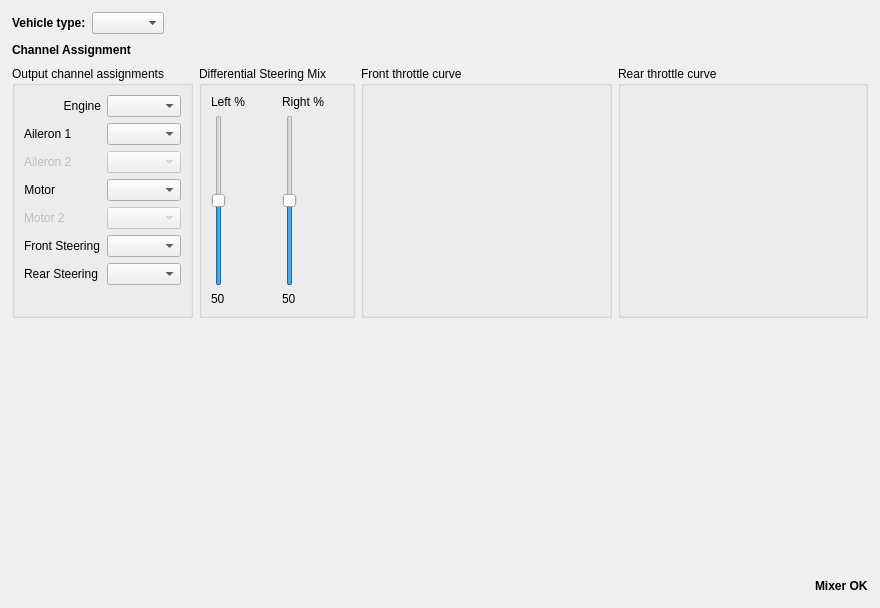
The window that ground/openpilotgcs/src/plugins/config/airframe_ground.ui (openpilot/OpenPilot) describes before a commit, drawn with Qt 5.
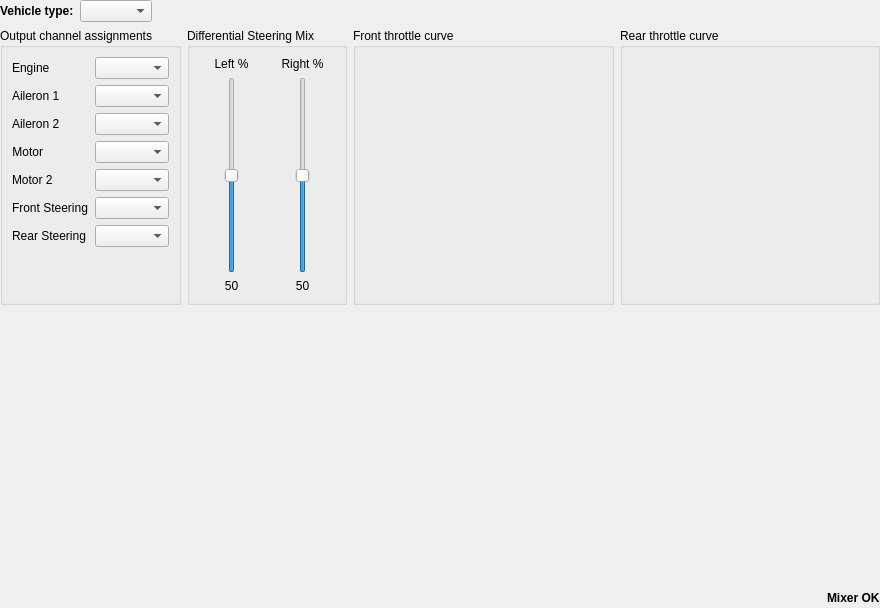
The same window after the commit. Custom widgets are drawn as their Qt base class.

Commit message: OP-907 step 4: vehicle config UI cleanups

Patch:
```diff
--- a/ground/openpilotgcs/src/plugins/config/airframe_ground.ui
+++ b/ground/openpilotgcs/src/plugins/config/airframe_ground.ui
@@ -15,10 +15,16 @@
   </property>
   <layout class="QVBoxLayout" name="verticalLayout_10">
    <property name="margin">
-    <number>12</number>
+    <number>0</number>
    </property>
    <item>
-    <layout class="QHBoxLayout" name="horizontalLayout_31">
+    <layout class="QHBoxLayout" name="horizontalLayout_2">
+     <property name="leftMargin">
+      <number>0</number>
+     </property>
+     <property name="topMargin">
+      <number>0</number>
+     </property>
      <item>
       <widget class="QLabel" name="label_51">
        <property name="sizePolicy">
@@ -56,38 +62,11 @@
      </item>
     </layout>
    </item>
-   <item>
-    <layout class="QHBoxLayout" name="horizontalLayout_33">
-     <item>
-      <widget class="QLabel" name="label_7">
-       <property name="font">
-        <font>
-         <weight>75</weight>
-         <bold>true</bold>
-        </font>
-       </property>
-       <property name="text">
-        <string>Channel Assignment</string>
-       </property>
-      </widget>
-     </item>
-     <item>
-      <spacer name="horizontalSpacer_15">
-       <property name="orientation">
-        <enum>Qt::Horizontal</enum>
-       </property>
-       <property name="sizeHint" stdset="0">
-        <size>
-         <width>40</width>
-         <height>20</height>
-        </size>
-       </property>
-      </spacer>
-     </item>
-    </layout>
-   </item>
    <item>
     <layout class="QHBoxLayout" name="horizontalLayout_41">
+     <property name="rightMargin">
+      <number>0</number>
+     </property>
      <item>
       <widget class="QGroupBox" name="groupBox_7">
        <property name="sizePolicy">
@@ -99,7 +78,7 @@
        <property name="minimumSize">
         <size>
          <width>0</width>
-         <height>100</height>
+         <height>0</height>
         </size>
        </property>
        <property name="title">
@@ -118,7 +97,7 @@
            <string>Engine</string>
           </property>
           <property name="alignment">
-           <set>Qt::AlignRight|Qt::AlignTrailing|Qt::AlignVCenter</set>
+           <set>Qt::AlignLeading|Qt::AlignLeft|Qt::AlignVCenter</set>
           </property>
          </widget>
         </item>
@@ -152,7 +131,7 @@
         <item row="2" column="0">
          <widget class="QLabel" name="gvAileron2Label">
           <property name="enabled">
-           <bool>false</bool>
+           <bool>true</bool>
           </property>
           <property name="minimumSize">
            <size>
@@ -168,7 +147,7 @@
         <item row="2" column="1">
          <widget class="QComboBox" name="gvAileron2ChannelBox">
           <property name="enabled">
-           <bool>false</bool>
+           <bool>true</bool>
           </property>
           <property name="toolTip">
            <string>Select output channel for the second aileron (or elevon)</string>
@@ -201,7 +180,7 @@
         <item row="4" column="0">
          <widget class="QLabel" name="gvMotor2Label">
           <property name="enabled">
-           <bool>false</bool>
+           <bool>true</bool>
           </property>
           <property name="minimumSize">
            <size>
@@ -217,7 +196,7 @@
         <item row="4" column="1">
          <widget class="QComboBox" name="gvMotor2ChannelBox">
           <property name="enabled">
-           <bool>false</bool>
+           <bool>true</bool>
           </property>
           <property name="toolTip">
            <string>Select output channel for a second motor</string>
@@ -282,13 +261,28 @@
                 <height>0</height>
                </size>
               </property>
+              <property name="font">
+               <font>
+                <weight>50</weight>
+                <bold>false</bold>
+               </font>
+              </property>
               <property name="text">
                <string>Left %</string>
               </property>
+              <property name="alignment">
+               <set>Qt::AlignCenter</set>
+              </property>
              </widget>
             </item>
             <item>
              <widget class="QSlider" name="differentialSteeringSlider1">
+              <property name="sizePolicy">
+               <sizepolicy hsizetype="Preferred" vsizetype="MinimumExpanding">
+                <horstretch>0</horstretch>
+                <verstretch>0</verstretch>
+               </sizepolicy>
+              </property>
               <property name="maximum">
                <number>100</number>
               </property>
@@ -305,6 +299,9 @@
               <property name="text">
                <string>50</string>
               </property>
+              <property name="alignment">
+               <set>Qt::AlignCenter</set>
+              </property>
              </widget>
             </item>
            </layout>
@@ -315,17 +312,26 @@
              <widget class="QLabel" name="differentialSteeringLabel2">
               <property name="minimumSize">
                <size>
-                <width>50</width>
+                <width>65</width>
                 <height>0</height>
                </size>
               </property>
               <property name="text">
                <string>Right %</string>
               </property>
+              <property name="alignment">
+               <set>Qt::AlignCenter</set>
+              </property>
              </widget>
             </item>
             <item>
              <widget class="QSlider" name="differentialSteeringSlider2">
+              <property name="sizePolicy">
+               <sizepolicy hsizetype="Preferred" vsizetype="MinimumExpanding">
+                <horstretch>0</horstretch>
+                <verstretch>0</verstretch>
+               </sizepolicy>
+              </property>
               <property name="maximum">
                <number>100</number>
               </property>
@@ -342,6 +348,9 @@
               <property name="text">
                <string>50</string>
               </property>
+              <property name="alignment">
+               <set>Qt::AlignCenter</set>
+              </property>
              </widget>
             </item>
            </layout>
@@ -379,8 +388,8 @@
           </property>
           <property name="maximumSize">
            <size>
-            <width>500</width>
-            <height>500</height>
+            <width>16777215</width>
+            <height>16777215</height>
            </size>
           </property>
           <property name="sizeIncrement">
@@ -428,8 +437,8 @@
           </property>
           <property name="maximumSize">
            <size>
-            <width>500</width>
-            <height>500</height>
+            <width>16777215</width>
+            <height>16777215</height>
            </size>
           </property>
           <property name="sizeIncrement">
```
Left out of the diff: 18 changed lines with no effect on the pictures. The commit also changes 5 other files.
